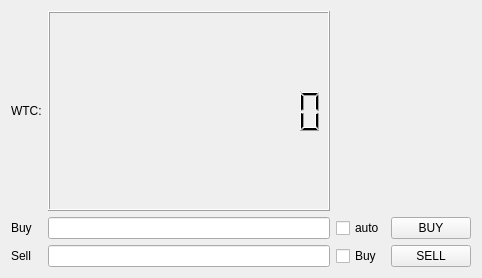
Before: the Qt Designer form mainwindow.ui in orkblutt/QtBinance, drawn with Qt 5.
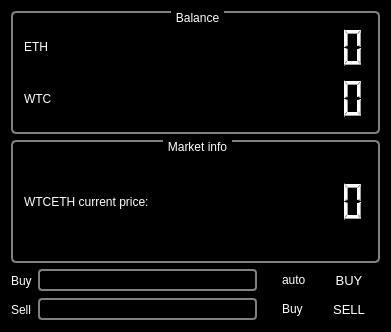
After: the same form once the commit is applied.

Patch:
```diff
--- a/mainwindow.ui
+++ b/mainwindow.ui
@@ -6,78 +6,337 @@
    <rect>
     <x>0</x>
     <y>0</y>
-    <width>482</width>
-    <height>278</height>
+    <width>391</width>
+    <height>332</height>
    </rect>
   </property>
   <property name="windowTitle">
-   <string>MainWindow</string>
+   <string>QtBinance</string>
+  </property>
+  <property name="styleSheet">
+   <string notr="true">QWidget {
+color: white;
+  background-color:  black;
+
+ }
+
+QSlider::groove:horizontal {
+    border: 1px solid #999999;
+    height: 8px; /* the groove expands to the size of the slider by default. by giving it a height, it has a fixed size */
+    background: qlineargradient(x1:0, y1:0, x2:0, y2:1, stop:0 #B1B1B1, stop:1 #c4c4c4);
+    margin: 2px 0;
+}
+
+QSlider::handle:horizontal {
+    background: qlineargradient(x1:0, y1:0, x2:1, y2:1, stop:0 #00b400, stop:1 #8f8f8f);
+    border: 1px solid #5c5c5c;
+    width: 18px;
+    margin: -2px 0; /* handle is placed by default on the contents rect of the groove. Expand outside the groove */
+    border-radius: 3px;
+}
+
+QLabel
+{
+  background-color: black;
+  color: white;
+
+}
+
+QGroupBox {
+    background-color: black;
+    border: 2px solid gray;
+    border-radius: 5px;
+    margin-top: 1ex; /* leave space at the top for the title */
+}
+
+QGroupBox::title {
+    subcontrol-origin: margin;
+    subcontrol-position: top center; /* position at the top center */
+    padding: 0 3px;
+    background-color: black;
+}
+
+
+QLineEdit {
+ padding: 1px;
+ border-style: solid;
+ border: 2px solid gray;
+ border-radius: 4px;
+ }
+
+QTextEdit {
+  border: 2px solid gray;
+  border-radius: 4px;
+}
+
+
+
+QLineEdit
+{
+color: white;
+}
+
+QLineEdit#lineEditDonate
+{
+border-style: no-border;
+color: yellow;
+}
+
+
+QDateTimeEdit {
+  padding: 1px;
+  border-style: solid;
+  border: 2px solid gray;
+  border-radius: 4px;
+}
+
+QTimeEdit {
+  padding: 1px;
+  border-style: solid;
+  border: 2px solid gray;
+  border-radius: 4px;
+}
+
+QComboBox {
+  border: 2px solid gray;
+  border-radius: 4px;
+}
+
+QTreeView {
+  border: 2px solid gray;
+  border-radius: 4px;
+}
+
+
+QListView {
+    alternate-background-color: gray;
+}
+
+
+
+QCheckBox {
+color: white;
+
+ }
+
+QSpinBox {
+color: white;
+ padding: 1px;
+ border-style: solid;
+ border: 2px solid gray;
+ border-radius: 2px;
+ }
+
+QPushButton {
+ color: white;
+ background-color: QLinearGradient( x1: 0, y1: 0, x2: 0, y2: 1,
+                    stop: 0 #808080, stop: 0.1 #909090,
+                    stop: 0.49 #505050, stop: 0.5 #666666, stop: 1 #909090);
+ border-width: 1px;
+ border-color: black;
+ border-style: solid;
+ border-radius: 4;
+ padding: 3px;
+ font-size: 13px;
+ padding-left: 5px;
+ padding-right: 5px;
+ min-width: 50px;
+ max-width: 200px;
+ min-height: 13px;
+ max-height: 40px;
+ }
+
+QPushButton:pressed
+{
+ color: white;
+ background-color: QLinearGradient( x1: 0, y1: 0, x2: 0, y2: 1, stop: 0 #88d, stop: 0.1 #77e, stop: 0.49 #12c, stop: 0.5 #33b, stop: 1 #22c);
+ border-width: 1px;
+ border-color: black;
+ border-style: solid;
+ border-radius: 4;
+ padding: 3px;
+ font-size: 13px;
+ padding-left: 5px;
+ padding-right: 5px;
+ min-width: 50px;
+ max-width: 200px;
+ min-height: 13px;
+ max-height: 40px;
+}
+
+QPushButton:hover
+{
+ color: white;
+ background-color: QLinearGradient( x1: 0, y1: 0, x2: 0, y2: 1, stop: 0 #505050, stop: 0.1 #707070, stop: 0.49 #12c, stop: 0.5 #aaaaaa, stop: 1 #33c);
+ border-width: 1px;
+ border-color: black;
+ border-style: solid;
+ border-radius: 4;
+ padding: 3px;
+ font-size: 13px;
+ padding-left: 5px;
+ padding-right: 5px;
+ min-width: 50px;
+ max-width: 200px;
+ min-height: 13px;
+ max-height: 40px;
+}
+
+QPushButton:checked
+{
+ color: white;
+ background-color: QLinearGradient( x1: 0, y1: 0, x2: 0, y2: 1, stop: 0 #88d, stop: 0.1 #77e, stop: 0.49 #12c, stop: 0.5 #44b, stop: 1 #ddc);
+ border-width: 1px;
+ border-color: black;
+ border-style: solid;
+ border-radius: 4;
+ padding: 3px;
+ font-size: 13px;
+ padding-left: 5px;
+ padding-right: 5px;
+ min-width: 50px;
+ max-width: 200px;
+ min-height: 13px;
+ max-height: 40px;
+}
+
+QPushButton:disabled
+{
+ color: white;
+ background-color: QLinearGradient( x1: 0, y1: 0, x2: 0, y2: 1,
+                    stop: 0 #CCCCCC, stop: 0.1 #EEEEEE,
+                    stop: 0.49 #AAAAAA, stop: 0.5 #BBBBBB, stop: 1 #CCCCCC);
+ border-width: 1px;
+ border-color: black;
+ border-style: solid;
+ border-radius: 4;
+ padding: 3px;
+ font-size: 13px;
+ padding-left: 5px;
+ padding-right: 5px;
+ min-width: 50px;
+ max-width: 200px;
+ min-height: 13px;
+ max-height: 40px;
+}</string>
   </property>
   <property name="dockOptions">
    <set>QMainWindow::AllowTabbedDocks|QMainWindow::AnimatedDocks</set>
   </property>
   <widget class="QWidget" name="centralWidget">
-   <layout class="QGridLayout" name="gridLayout">
-    <item row="0" column="0">
-     <widget class="QLabel" name="label">
-      <property name="text">
-       <string>WTC:</string>
+   <layout class="QGridLayout" name="gridLayout_3">
+    <item row="1" column="0" colspan="4">
+     <widget class="QGroupBox" name="groupBox">
+      <property name="title">
+       <string>Market info</string>
       </property>
+      <layout class="QGridLayout" name="gridLayout_2">
+       <item row="0" column="0">
+        <widget class="QLabel" name="label">
+         <property name="text">
+          <string>WTCETH current price:</string>
+         </property>
+        </widget>
+       </item>
+       <item row="0" column="1">
+        <widget class="QLCDNumber" name="lcdNumberWTCETH">
+         <property name="sizePolicy">
+          <sizepolicy hsizetype="Minimum" vsizetype="Minimum">
+           <horstretch>0</horstretch>
+           <verstretch>0</verstretch>
+          </sizepolicy>
+         </property>
+         <property name="digitCount">
+          <number>8</number>
+         </property>
+        </widget>
+       </item>
+      </layout>
      </widget>
     </item>
-    <item row="0" column="1">
-     <widget class="QLCDNumber" name="lcdNumberWTCETH">
-      <property name="digitCount">
-       <number>12</number>
-      </property>
-     </widget>
-    </item>
-    <item row="1" column="0">
+    <item row="2" column="0">
      <widget class="QLabel" name="label_2">
       <property name="text">
        <string>Buy</string>
       </property>
      </widget>
     </item>
-    <item row="1" column="1">
+    <item row="2" column="1">
      <widget class="QLineEdit" name="lineEdit_buyLimit"/>
     </item>
-    <item row="1" column="2">
+    <item row="2" column="2">
      <widget class="QCheckBox" name="checkBoxAuto">
       <property name="text">
        <string>auto</string>
       </property>
      </widget>
     </item>
-    <item row="1" column="3">
+    <item row="2" column="3">
      <widget class="QPushButton" name="pushButtonBuy">
       <property name="text">
        <string>BUY</string>
       </property>
      </widget>
     </item>
-    <item row="2" column="0">
+    <item row="3" column="0">
      <widget class="QLabel" name="label_3">
       <property name="text">
        <string>Sell</string>
       </property>
      </widget>
     </item>
-    <item row="2" column="1">
+    <item row="3" column="1">
      <widget class="QLineEdit" name="lineEdit_sellLimit"/>
     </item>
-    <item row="2" column="3">
+    <item row="3" column="2">
+     <widget class="QCheckBox" name="checkBoxBuySell">
+      <property name="text">
+       <string>Buy</string>
+      </property>
+     </widget>
+    </item>
+    <item row="3" column="3">
      <widget class="QPushButton" name="pushButtonSell">
       <property name="text">
        <string>SELL</string>
       </property>
      </widget>
     </item>
-    <item row="2" column="2">
-     <widget class="QCheckBox" name="checkBoxBuySell">
-      <property name="text">
-       <string>Buy</string>
+    <item row="0" column="0" colspan="4">
+     <widget class="QGroupBox" name="groupBoxBal">
+      <property name="title">
+       <string>Balance</string>
       </property>
+      <layout class="QGridLayout" name="gridLayout">
+       <item row="0" column="0">
+        <widget class="QLabel" name="label_5">
+         <property name="text">
+          <string>ETH</string>
+         </property>
+        </widget>
+       </item>
+       <item row="0" column="1">
+        <widget class="QLCDNumber" name="lcdNumberBalEth">
+         <property name="digitCount">
+          <number>8</number>
+         </property>
+        </widget>
+       </item>
+       <item row="1" column="0">
+        <widget class="QLabel" name="label_6">
+         <property name="text">
+          <string>WTC</string>
+         </property>
+        </widget>
+       </item>
+       <item row="1" column="1">
+        <widget class="QLCDNumber" name="lcdNumberBalWTC">
+         <property name="digitCount">
+          <number>8</number>
+         </property>
+        </widget>
+       </item>
+      </layout>
      </widget>
     </item>
    </layout>
```
